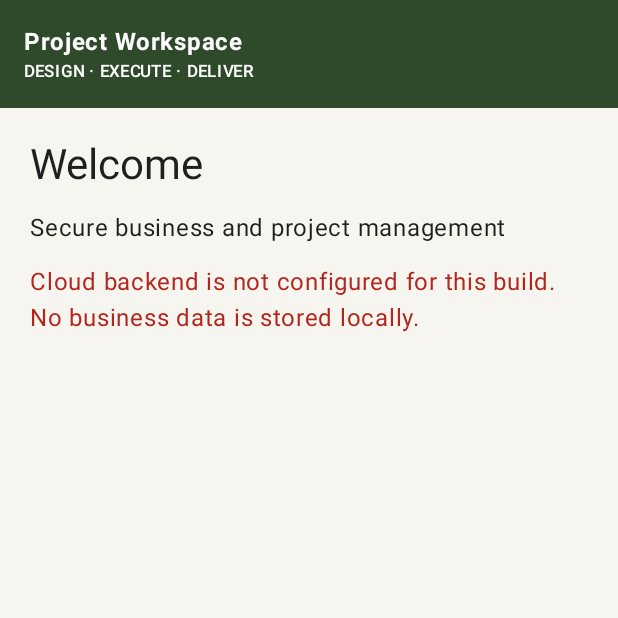
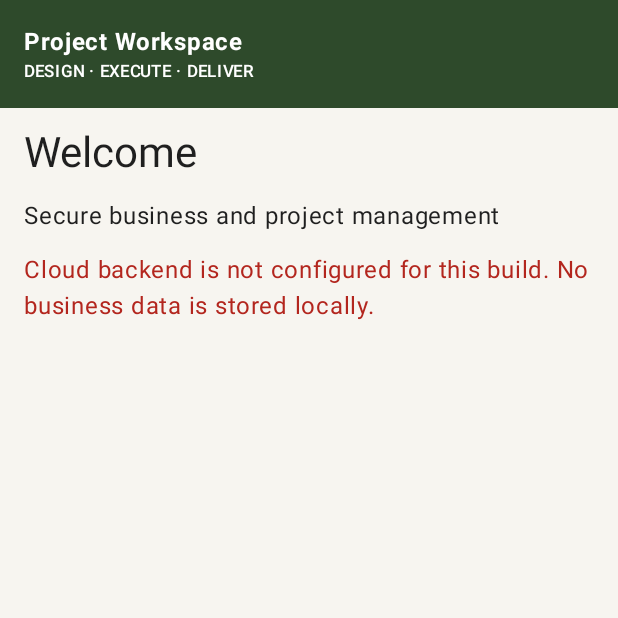
Before and after one commit to shevateshubham/socyto, an Android app built with Jetpack Compose: the screen it shows after launch (MainActivity), on a phone screen of 412 x 824 dp, the top half of it. Run offline under Robolectric (Android 15) with nearby library versions, the phone set to English and light mode, and no system bars; pictures from the network do not load.

Commit message:
Make SOCYTO workspace responsive to narrow phone widths and software keyboard

```diff
--- a/app/src/main/java/com/socyto/app/MainActivity.kt
+++ b/app/src/main/java/com/socyto/app/MainActivity.kt
@@ -10,6 +10,8 @@ import androidx.compose.foundation.lazy.LazyColumn
 import androidx.compose.foundation.lazy.items
 import androidx.compose.foundation.rememberScrollState
 import androidx.compose.foundation.verticalScroll
+import androidx.compose.foundation.layout.imePadding
+import androidx.compose.foundation.layout.BoxWithConstraints
 import androidx.compose.material3.*
 import androidx.compose.runtime.*
 import androidx.compose.ui.Modifier
@@ -128,7 +130,7 @@ private fun SocytoApp() {
                             contentScale = ContentScale.Fit
                         )
                     }
-                    Column {
+                    Column(modifier = Modifier.weight(1f)) {
                         Text(
                             branding?.displayName ?: "Project Workspace",
                             color = onPrimary,
@@ -144,8 +146,15 @@ private fun SocytoApp() {
             }
         }
     ) { inset ->
+        BoxWithConstraints(Modifier.fillMaxSize().padding(inset).imePadding()) {
+        val contentPadding = when {
+            maxWidth < 360.dp -> 12.dp
+            maxWidth < 600.dp -> 16.dp
+            else -> 24.dp
+        }
         Column(
-            Modifier.fillMaxSize().padding(inset).verticalScroll(rememberScrollState()).padding(20.dp),
+            Modifier.fillMaxSize().verticalScroll(rememberScrollState())
+                .padding(horizontal = contentPadding, vertical = 12.dp),
             verticalArrangement = Arrangement.spacedBy(12.dp)
         ) {
             if (session == null) {
@@ -340,6 +349,7 @@ private fun SocytoApp() {
         }
     }
     }
+    }
 }
 
 @Composable
```
